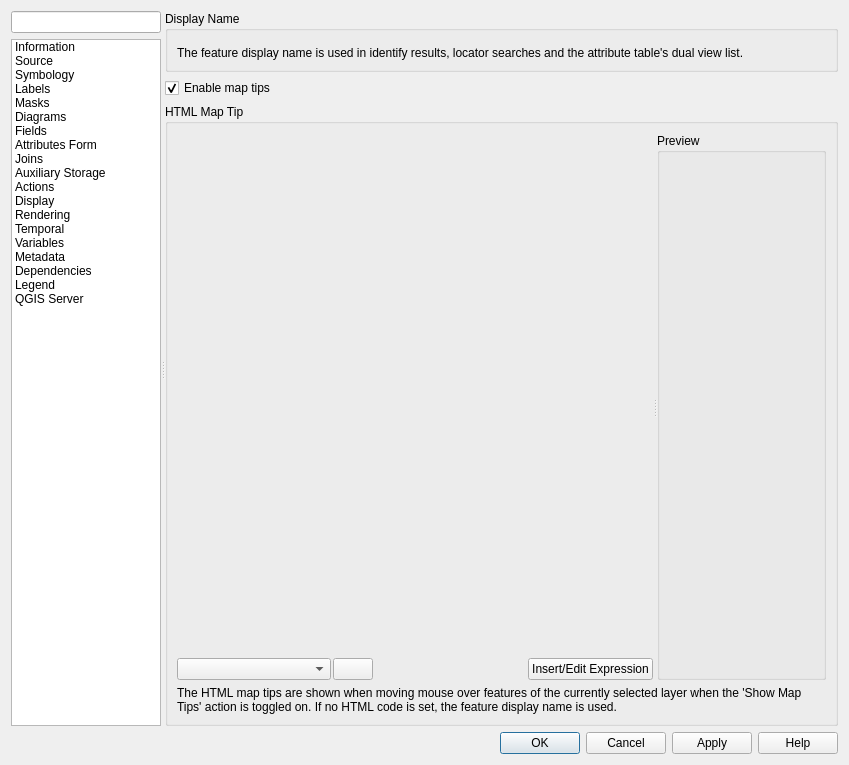
Above: src/ui/qgsvectorlayerpropertiesbase.ui from qgis/QGIS before the change. Below: the same form after it.
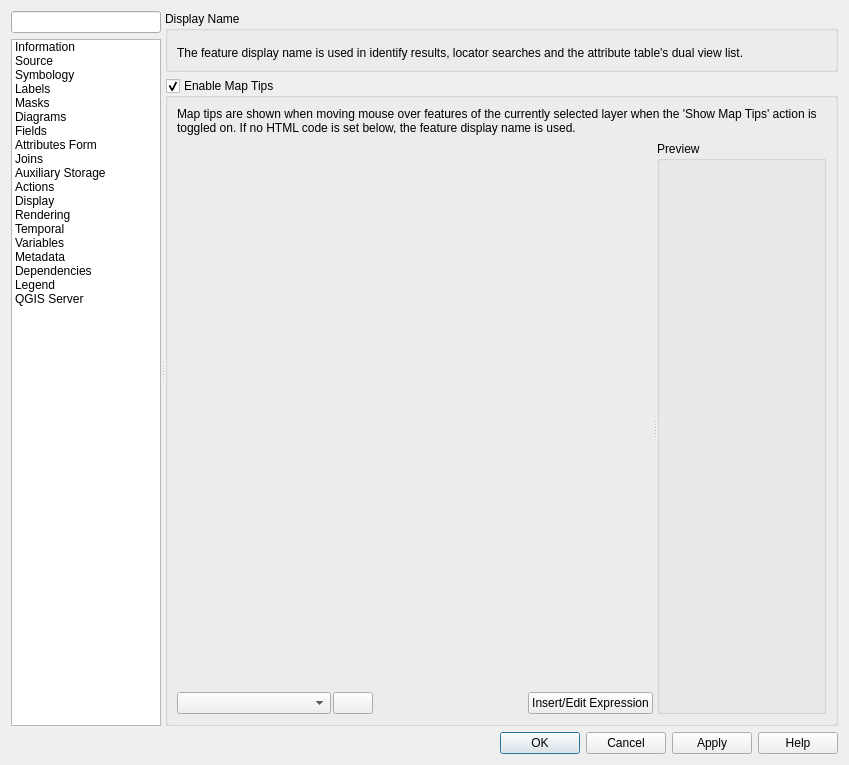
That is the form after the change. The open tabs and pages were chosen to show the change. Icons and pictures are not drawn. Custom widgets are drawn as their Qt base class.

Commit message: [ui] Improve UI layout of the vector/raster layer properties' map tips widgets

```diff
--- a/src/ui/qgsvectorlayerpropertiesbase.ui
+++ b/src/ui/qgsvectorlayerpropertiesbase.ui
@@ -1445,30 +1445,30 @@
                </widget>
               </item>
               <item row="1" column="0">
-               <widget class="QCheckBox" name="mEnableMapTips">
-                <property name="toolTip">
-                 <string>Indicates whether map tips are displayed for this layer or not</string>
-                </property>
-                <property name="text">
-                 <string>Enable map tips</string>
-                </property>
-                <property name="checked">
-                 <bool>true</bool>
-                </property>
-               </widget>
-              </item>
-              <item row="2" column="0">
-               <widget class="QGroupBox" name="mHtmlMapTipGroupBox">
+                <widget class="QGroupBox" name="mEnableMapTips">
+                 <property name="title">
+                  <string>Enable Map Tips</string>
+                 </property>
+                 <property name="checkable">
+                  <bool>true</bool>
+                 </property>
                 <property name="sizePolicy">
                  <sizepolicy hsizetype="Preferred" vsizetype="MinimumExpanding">
                   <horstretch>0</horstretch>
                   <verstretch>0</verstretch>
                  </sizepolicy>
                 </property>
-                <property name="title">
-                 <string>HTML Map Tip</string>
-                </property>
                 <layout class="QVBoxLayout" name="verticalLayout_35">
+                 <item>
+                  <widget class="QLabel" name="labelMapTipInfo">
+                   <property name="text">
+                    <string>Map tips are shown when moving mouse over features of the currently selected layer when the 'Show Map Tips' action is toggled on. If no HTML code is set below, the feature display name is used.</string>
+                   </property>
+                   <property name="wordWrap">
+                    <bool>true</bool>
+                   </property>
+                  </widget>
+                 </item>
                  <item>
                   <widget class="QSplitter" name="mMapTipSplitter">
                    <property name="sizePolicy">
@@ -1595,16 +1595,6 @@
                    </widget>
                   </widget>
                  </item>
-                 <item>
-                  <widget class="QLabel" name="labelMapTipInfo">
-                   <property name="text">
-                    <string>The HTML map tips are shown when moving mouse over features of the currently selected layer when the 'Show Map Tips' action is toggled on. If no HTML code is set, the feature display name is used.</string>
-                   </property>
-                   <property name="wordWrap">
-                    <bool>true</bool>
-                   </property>
-                  </widget>
-                 </item>
                 </layout>
                </widget>
               </item>
```
The commit also changes 3 other files.
